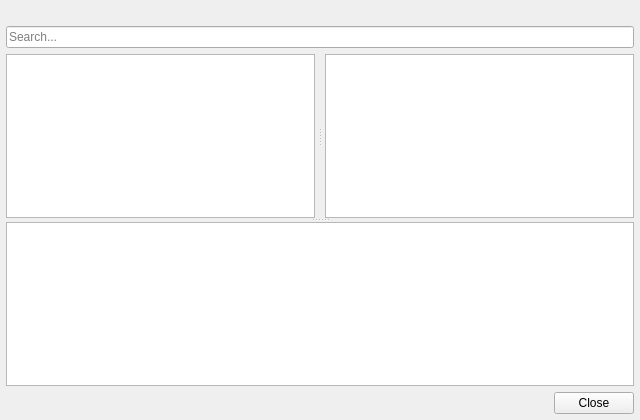
Above: qmmp/src/plugins/General/library/librarywidget.ui from desertmilk/qmmp-with-media-library before the change. Below: the same form after it.
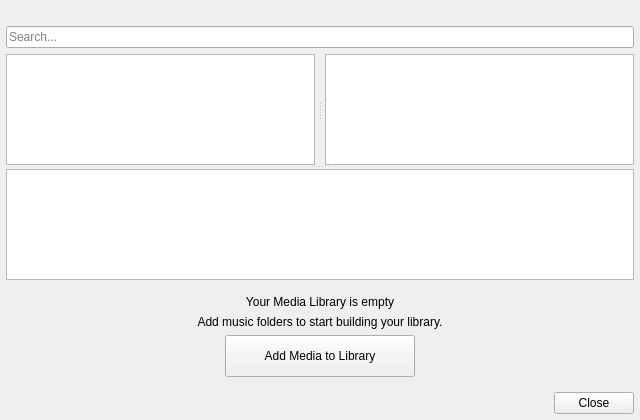
That is the form after the change. Icons and pictures are not drawn.

Commit message: improve Media Library UI

```diff
--- a/qmmp/src/plugins/General/library/librarywidget.ui
+++ b/qmmp/src/plugins/General/library/librarywidget.ui
@@ -95,6 +95,108 @@
      </widget>
     </widget>
    </item>
+   <item>
+    <widget class="QWidget" name="emptyPage">
+     <property name="visible">
+      <bool>false</bool>
+     </property>
+     <layout class="QVBoxLayout" name="emptyPageLayout">
+      <item>
+       <spacer name="emptyPageTopSpacer">
+        <property name="orientation">
+         <enum>Qt::Vertical</enum>
+        </property>
+        <property name="sizeHint" stdset="0">
+         <size>
+          <width>20</width>
+          <height>40</height>
+         </size>
+        </property>
+       </spacer>
+      </item>
+      <item>
+       <widget class="QLabel" name="emptyPageTitle">
+        <property name="text">
+         <string>Your Media Library is empty</string>
+        </property>
+        <property name="alignment">
+         <set>Qt::AlignCenter</set>
+        </property>
+      </widget>
+      </item>
+      <item>
+       <widget class="QLabel" name="emptyPageDescription">
+        <property name="text">
+         <string>Add music folders to start building your library.</string>
+        </property>
+        <property name="alignment">
+         <set>Qt::AlignCenter</set>
+        </property>
+       </widget>
+      </item>
+      <item>
+       <layout class="QHBoxLayout" name="emptyPageButtonLayout">
+        <item>
+         <spacer name="emptyPageLeftSpacer">
+          <property name="orientation">
+           <enum>Qt::Horizontal</enum>
+          </property>
+          <property name="sizeHint" stdset="0">
+           <size>
+            <width>40</width>
+            <height>20</height>
+           </size>
+          </property>
+         </spacer>
+        </item>
+        <item>
+         <widget class="QPushButton" name="addMediaButton">
+          <property name="minimumSize">
+           <size>
+            <width>190</width>
+            <height>42</height>
+           </size>
+          </property>
+          <property name="text">
+           <string>Add Media to Library</string>
+          </property>
+          <property name="icon">
+           <iconset theme="list-add">
+            <normaloff>.</normaloff>.</iconset>
+          </property>
+         </widget>
+        </item>
+        <item>
+         <spacer name="emptyPageRightSpacer">
+          <property name="orientation">
+           <enum>Qt::Horizontal</enum>
+          </property>
+          <property name="sizeHint" stdset="0">
+           <size>
+            <width>40</width>
+            <height>20</height>
+           </size>
+          </property>
+         </spacer>
+        </item>
+       </layout>
+      </item>
+      <item>
+       <spacer name="emptyPageBottomSpacer">
+        <property name="orientation">
+         <enum>Qt::Vertical</enum>
+        </property>
+        <property name="sizeHint" stdset="0">
+         <size>
+          <width>20</width>
+          <height>40</height>
+         </size>
+        </property>
+       </spacer>
+      </item>
+     </layout>
+    </widget>
+   </item>
    <item>
     <widget class="QDialogButtonBox" name="buttonBox">
      <property name="standardButtons">
```
The commit also changes 13 other files.
